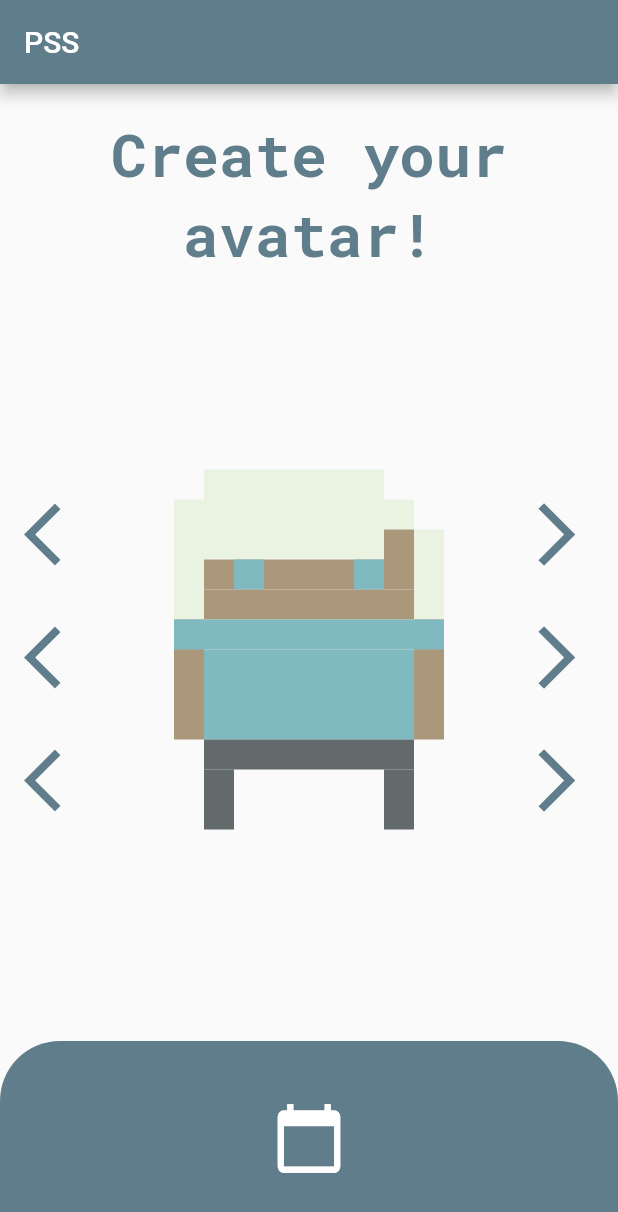
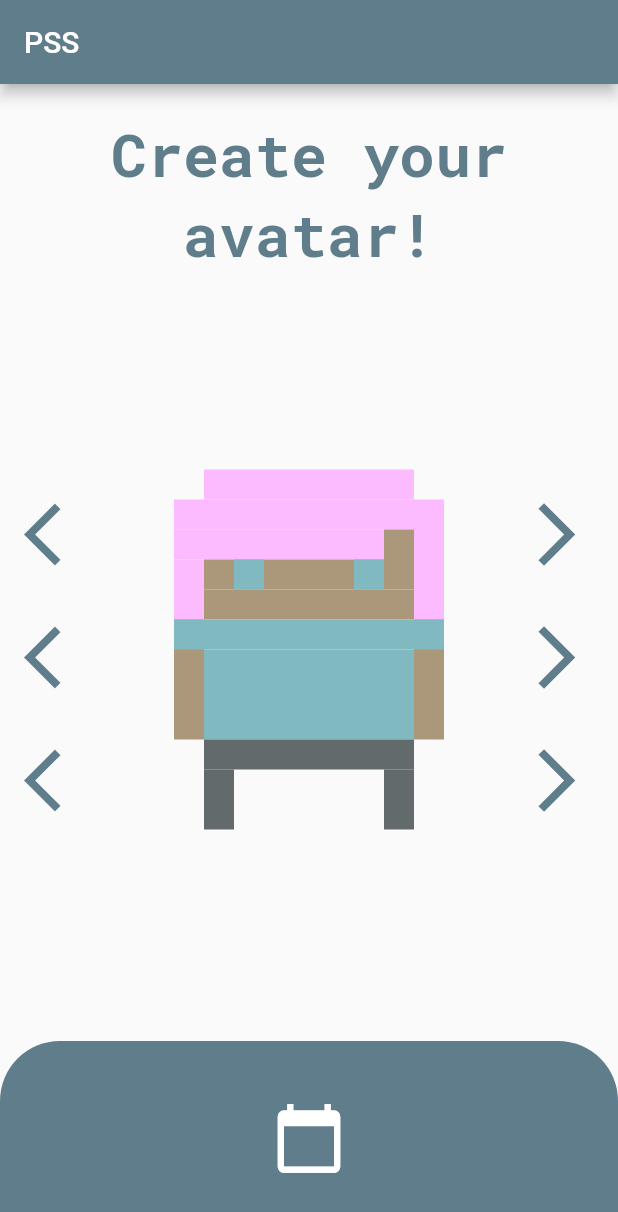
Before and after one commit to kinga-marszalkowska/hackathon_lp, a Flutter app: the screen it shows after launch, after a tap on the "arrow forward ios" icon, on a phone screen of 412 x 824 dp. Shown: the top 1212 px of the screen. Run offline on Flutter 3.47's test engine with Material 2 defaults, Android fonts, the phone set to English and light mode, and no system bars; our stand-ins replace google_fonts, numberpicker, shared_preferences, table_calendar.

Commit message:
hairstyles

```diff
--- a/lib/main.dart
+++ b/lib/main.dart
@@ -73,7 +73,7 @@ class HomeScreen extends StatelessWidget {
                   crossAxisAlignment: CrossAxisAlignment.center,
                   mainAxisAlignment: MainAxisAlignment.center,
                   children: [
-                    CustomChangeStyleIconButton(body: Body.hair),
+                    CustomChangeHairstyleIconButton(),
                     CustomChangeStyleIconButton(body: Body.tShirt),
                     CustomChangeStyleIconButton(body: Body.legs),
                   ],
--- a/lib/models/avatar_model.dart
+++ b/lib/models/avatar_model.dart
@@ -5,12 +5,14 @@ import 'package:flutter/material.dart';
 import 'package:projektzpss/models/body_part_enum.dart';
 import 'package:projektzpss/models/hairstyles.dart';
 import 'package:shared_preferences/shared_preferences.dart';
+import 'package:projektzpss/models/hairstyles.dart';
 
 class AvatarModel extends ChangeNotifier{
   Color _hairColor = Color(0xfffcbaff);
   Color _skinColor = Color(0xffab987b);
   Color _tShirtColor = Color(0xff80b9bf);
   Color _legsColor = Color(0xff636a6b);
+  List<Rect> _hairstyle = Hairstyle.hairstyles[0];
   SharedPreferences _preferences;
 
   get hairColor => _hairColor;
@@ -21,6 +23,8 @@ class AvatarModel extends ChangeNotifier{
 
   get legsColor => _legsColor;
 
+  get hairstyle => _hairstyle;
+
 //  initPreferences () async{
 //    _preferences = await SharedPreferences.getInstance();
 //    _totalHoursCount = _preferences.getInt('totalHours') ?? 0;
@@ -30,6 +34,17 @@ class AvatarModel extends ChangeNotifier{
 //  resetPreferences(){
 //    _preferences.clear();
 //  }
+
+  void changeHairstyle(){
+    int currentHairstyleIndex = Hairstyle.hairstyles.indexOf(_hairstyle);
+    if(currentHairstyleIndex < Hairstyle.hairstyles.length - 1){
+      this._hairstyle = Hairstyle.hairstyles[currentHairstyleIndex + 1];
+    }
+    else{
+      this._hairstyle = Hairstyle.hairstyles[0];
+    }
+    notifyListeners();
+  }
 
 
   void getVeryRandomColor(Body body){
--- a/lib/models/hairstyles.dart
+++ b/lib/models/hairstyles.dart
@@ -3,7 +3,15 @@ import 'package:flutter/material.dart';
 double squareSide = 20.0;
 double origin = 10;
 
-class Hairstyles {
+class Hairstyle {
+
+  static List<List<Rect>> hairstyles = [
+    longHair,
+    longHair2,
+    shortHair,
+    shortHair2,
+  ];
+
   static List<Rect> longHair = [
     //hair
     //x axis, y axis
@@ -58,10 +66,5 @@ class Hairstyles {
         Offset(origin + squareSide * 9, origin + squareSide * 3)),
   ];
 
-  List<List<Rect>> hairstyles = [
-    longHair,
-    longHair2,
-    shortHair,
-    shortHair2,
-  ];
+
 }
--- a/lib/screens/avatar_painter.dart
+++ b/lib/screens/avatar_painter.dart
@@ -19,20 +19,7 @@ class AvatarPainter extends CustomPainter{
 
 
 
-    List<Rect> hairShape = [
-      //hair
-      //x axis, y axis
-      Rect.fromPoints(Offset(origin + 20, origin),
-          Offset(origin + 20 + squareSide * 6, origin + squareSide * 1)),
-      Rect.fromPoints(Offset(origin, origin + squareSide),
-          Offset(origin + squareSide * 8, origin + squareSide * 2)),
-      Rect.fromPoints(Offset(origin, origin + squareSide * 2),
-          Offset(origin + squareSide * 7, origin + squareSide * 3)),
-      Rect.fromPoints(Offset(origin, origin + squareSide * 3),
-          Offset(origin + squareSide * 1, origin + squareSide * 5)),
-      Rect.fromPoints(Offset(origin + squareSide * 8, origin + squareSide * 2),
-          Offset(origin + squareSide * 9, origin + squareSide * 5)),
-    ];
+    List<Rect> hairShape = Provider.of<AvatarModel>(context, listen: false).hairstyle;
 
     List<Rect> skin = [
       //face
--- a/lib/screens/calendar_screen.dart
+++ b/lib/screens/calendar_screen.dart
@@ -21,9 +21,9 @@ class CalendarScreen extends StatelessWidget {
             children: [
               Row(
                 children: [
-                  Center(
-                    child: Expanded(
-                      flex: 1,
+                  Expanded(
+                    flex: 1,
+                    child: Center(
                       child: GestureDetector(
                         onHorizontalDragDown: (drag){
                           Navigator.pop(context);
--- a/lib/utils/custom_icon_button.dart
+++ b/lib/utils/custom_icon_button.dart
@@ -1,6 +1,7 @@
 import 'package:flutter/material.dart';
 import 'package:projektzpss/models/avatar_model.dart';
 import 'package:projektzpss/models/body_part_enum.dart';
+import 'package:projektzpss/models/hairstyles.dart';
 import 'package:provider/provider.dart';
 
 class CustomChangeColorIconButton extends StatelessWidget {
@@ -44,3 +45,21 @@ class CustomChangeStyleIconButton extends StatelessWidget {
     );
   }
 }
+
+class CustomChangeHairstyleIconButton extends StatelessWidget {
+
+  @override
+  Widget build(BuildContext context) {
+    return Padding(
+      padding: const EdgeInsets.all(8.0),
+      child: IconButton(
+        icon: Icon(Icons.arrow_forward_ios),
+        iconSize: 50,
+        color: Colors.blueGrey,
+        onPressed: (){
+          Provider.of<AvatarModel>(context, listen: false).changeHairstyle();
+        },
+      ),
+    );
+  }
+}
```
Also changed, not shown: lib/services/shared_preferences_helper.dart (added, +41 -0 lines).
